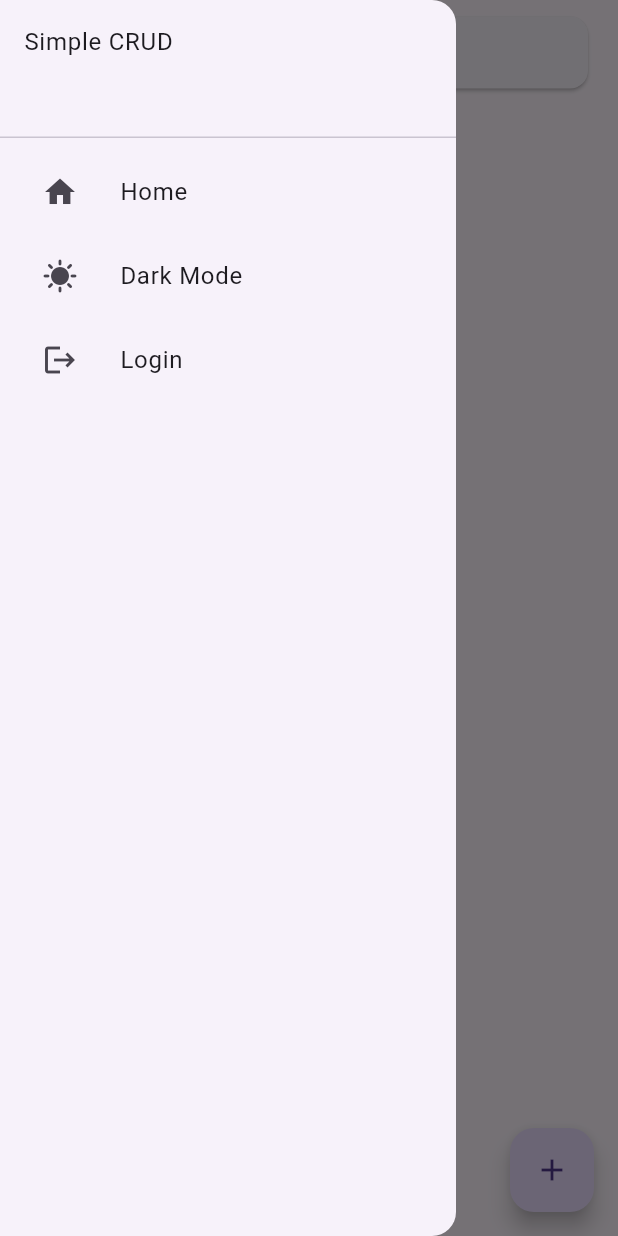
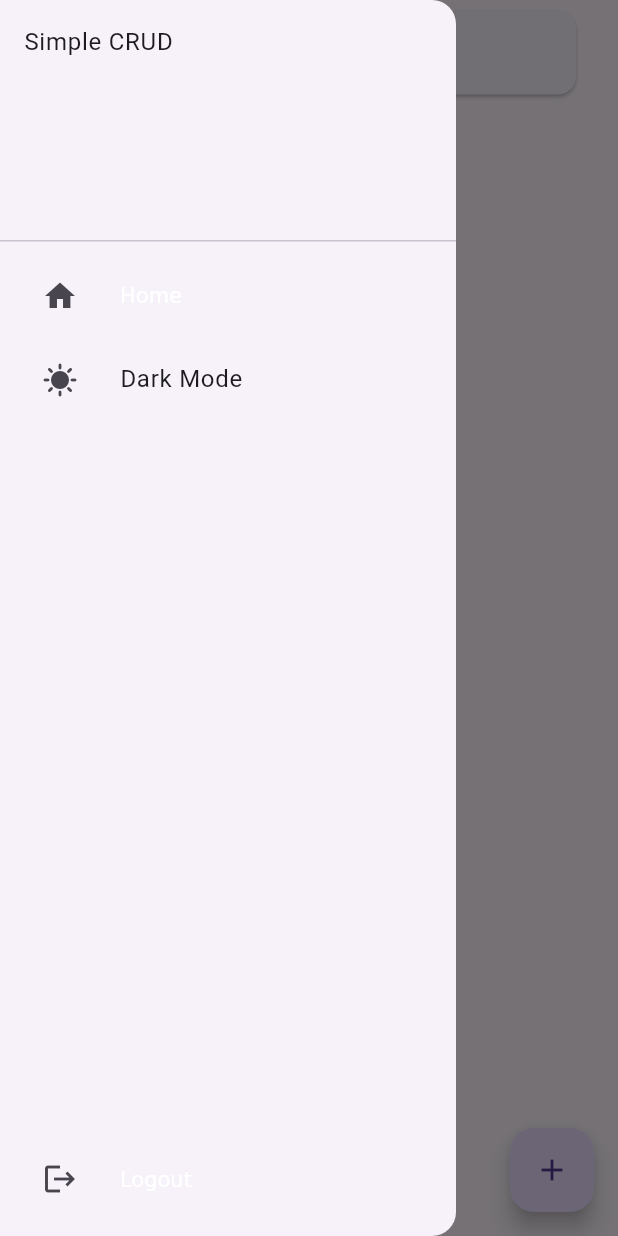
Before and after one commit to Akbarabi/firebase-practice-crud, a Flutter app: the HomePage screen opened directly, with the side drawer open, on a phone screen of 412 x 824 dp. Run offline on Flutter 3.47's test engine with Material 3 defaults, Android fonts, the light colour scheme and no system bars; our stand-ins replace cloud_firestore, firebase_auth, firebase_core, google_fonts; accounts and stored records are empty.

Commit message:
Final update

```diff
--- a/lib/screens/home_page.dart
+++ b/lib/screens/home_page.dart
@@ -1,7 +1,9 @@
+import 'package:cloud_firestore/cloud_firestore.dart';
 import 'package:firebase_auth/firebase_auth.dart';
 import 'package:flutter/material.dart';
-import 'package:simple_crud/services/authentication.dart';
+import 'package:simple_crud/screens/signin_page.dart';
 import 'package:simple_crud/services/firestore.dart';
+import 'package:flutter/gestures.dart';
 
 class HomePage extends StatefulWidget {
   const HomePage({super.key});
@@ -15,16 +17,40 @@ class _HomePageState extends State<HomePage> {
   final TextEditingController nameTextController = TextEditingController();
   final TextEditingController descTextController = TextEditingController();
 
-  // User credentials
-  String uid = FirebaseAuth.instance.currentUser!.uid;
-
-  // Search text field controller
+  // Search controller
   final TextEditingController searchController = TextEditingController();
+  List<QueryDocumentSnapshot> searchResult = [];
 
   // Firestore service
   final FirestoreService firestoreService = FirestoreService();
 
-  User? get currentUser => FirebaseAuth.instance.currentUser;
+  @override
+  void initState() {
+    super.initState();
+    searchController.addListener(_searchNotes);
+  }
+
+  @override
+  void dispose() {
+    searchController.removeListener(_searchNotes);
+    searchController.dispose();
+    super.dispose();
+  }
+
+  void _searchNotes() {
+    String query = searchController.text.toLowerCase();
+    setState(() {
+      if (query.isEmpty) {
+        searchResult = [];
+      } else {
+        firestoreService.searchNotes(query).listen((snapshot) {
+          setState(() {
+            searchResult = snapshot.docs;
+          });
+        });
+      }
+    });
+  }
 
   // open dialog box to add notes
   void _openNoteBox() {
@@ -163,7 +189,52 @@ class _HomePageState extends State<HomePage> {
             ));
   }
 
-  // Search notes
+  // Get user credential
+  bool _checkUserCredential() {
+    User? user = FirebaseAuth.instance.currentUser;
+    return user != null;
+  }
+
+  // Boolean Text 'Login' or 'Logout'
+  Widget _getText() {
+    return RichText(
+      text: TextSpan(children: <TextSpan>[
+        TextSpan(
+            text: _checkUserCredential() ? 'Logout' : 'Login',
+            recognizer: TapGestureRecognizer()
+              ..onTap = () {
+                if (_checkUserCredential()) {
+                  // Implement logout logic
+                } else {
+                  Navigator.push(
+                      context,
+                      MaterialPageRoute(
+                          builder: (context) => const SignInPage()));
+                }
+              })
+      ]),
+    );
+  }
+
+  // Boolean Icon 'Login' or 'Logout'
+  Widget _getLoginIcon() {
+    return _checkUserCredential()
+        ? IconButton(
+            onPressed: () {
+              // Implementasi logout di sini
+            },
+            icon: const Icon(Icons.logout),
+            hoverColor: Colors.transparent,
+          )
+        : IconButton(
+            onPressed: () {
+              Navigator.push(context,
+                  MaterialPageRoute(builder: (context) => const SignInPage()));
+            },
+            icon: const Icon(Icons.login),
+            hoverColor: Colors.transparent,
+          );
+  }
 
   @override
   Widget build(BuildContext context) {
@@ -172,17 +243,7 @@ class _HomePageState extends State<HomePage> {
           child: _buildDrawer(),
         ),
         appBar: AppBar(
-          title: const Card(
-            child: TextField(
-              decoration: InputDecoration(
-                  hintText: 'Search...',
-                  icon: Padding(
-                    padding: EdgeInsets.only(left: 10, right: 1),
-                    child: Icon(Icons.search),
-                  ),
-                  border: InputBorder.none),
-            ),
-          ),
+          title: _searchNotesWidget(),
           centerTitle: true,
           toolbarHeight: 70,
         ),
@@ -195,10 +256,12 @@ class _HomePageState extends State<HomePage> {
 
   Widget _buildNoteList() {
     return StreamBuilder(
-        stream: firestoreService.getNotes(),
+        stream: searchResult.isEmpty
+            ? firestoreService.getNotes()
+            : firestoreService.searchNotes(searchController.text),
         builder: (context, snapshot) {
           if (snapshot.hasData) {
-            List notesList = snapshot.data!.docs;
+            List notesList = searchResult.isEmpty ? snapshot.data!.docs : searchResult;
 
             return ListView.builder(
                 itemCount: notesList.length,
@@ -209,7 +272,6 @@ class _HomePageState extends State<HomePage> {
                       decoration: BoxDecoration(
                           color: Colors.white,
                           borderRadius: BorderRadius.circular(10),
-                          // Adds a box shadow to the container.
                           boxShadow: const [
                             BoxShadow(
                                 color: Colors.black26,
@@ -219,14 +281,14 @@ class _HomePageState extends State<HomePage> {
                           ]),
                       child: ListTile(
                           title: Text(
-                            snapshot.data?.docs[index]['note'],
+                            notesList[index]['note'],
                             style: const TextStyle(
                                 fontSize: 20, fontWeight: FontWeight.bold),
                           ),
                           subtitle: Column(
                             crossAxisAlignment: CrossAxisAlignment.start,
                             children: [
-                              Text(snapshot.data?.docs[index]['description']),
+                              Text(notesList[index]['description']),
                             ],
                           ),
                           trailing: Wrap(
@@ -235,16 +297,15 @@ class _HomePageState extends State<HomePage> {
                                 icon: const Icon(Icons.update_rounded),
                                 onPressed: () {
                                   _updateNote(
-                                      snapshot.data!.docs[index].id,
-                                      snapshot.data!.docs[index]['note'],
-                                      snapshot.data!.docs[index]
-                                          ['description']);
+                                      notesList[index].id,
+                                      notesList[index]['note'],
+                                      notesList[index]['description']);
                                 },
                               ),
                               IconButton(
                                 icon: const Icon(Icons.delete_rounded),
                                 onPressed: () {
-                                  _deleteNote(snapshot.data!.docs[index].id);
+                                  _deleteNote(notesList[index].id);
                                 },
                               ),
                             ],
@@ -261,37 +322,88 @@ class _HomePageState extends State<HomePage> {
   }
 
   Widget _buildDrawer() {
-    return ListView(
+    return Column(
+      mainAxisSize: MainAxisSize.min,
+      crossAxisAlignment: CrossAxisAlignment.stretch,
       children: [
-        const SizedBox(
-          height: 100,
-          child: DrawerHeader(
+        ListView(
+          shrinkWrap: true,
+          children: [
+            const DrawerHeader(
               curve: Curves.easeIn,
               child: Text('Simple CRUD'),
             ),
+            ListTile(
+              leading: IconButton(
+                onPressed: () {},
+                icon: const Icon(Icons.home),
+                hoverColor: Colors.transparent,
               ),
-        ListTile(
-          leading: IconButton(onPressed: () {}, icon: const Icon(Icons.home)),
-          title: const Text('Home'),
+              title: RichText(
+                  text: TextSpan(children: <TextSpan>[
+                TextSpan(
+                    text: 'Home',
+                    recognizer: TapGestureRecognizer()
+                      ..onTap = () {
+                        Navigator.push(
+                            context,
+                            MaterialPageRoute(
+                                builder: (context) => const HomePage()));
+                      }),
+              ])),
             ),
             ListTile(
               leading: IconButton(
                 onPressed: () {},
                 icon: const Icon(Icons.sunny),
+                hoverColor: Colors.transparent,
               ),
               title: const Text('Dark Mode'),
             ),
-        const Spacer(
-          flex: 1,
+          ],
         ),
-        ListTile(
-          leading: IconButton(
-            onPressed: () {},
-            icon: const Icon(Icons.logout),
+        Expanded(
+          child: Align(
+            alignment: Alignment.bottomCenter,
+            child: Padding(
+              padding: const EdgeInsets.symmetric(vertical: 10),
+              child: ListTile(
+                leading: _getLoginIcon(),
+                title: _getText(),
               ),
-          title: Text(currentUser != null ? 'Login' : 'Logout'),
+            ),
+          ),
         ),
       ],
     );
   }
+
+  Widget _searchNotesWidget() {
+    return Padding(
+      padding: const EdgeInsets.all(8.0),
+      child: SizedBox(
+        width: 320,
+        height: 70,
+        child: Row(
+          children: [
+            Card(
+              child: SizedBox(
+                width: 300,
+                child: TextField(
+                  controller: searchController,
+                  decoration: const InputDecoration(
+                      label: Text('Search'),
+                      icon: Padding(
+                        padding: EdgeInsets.only(left: 10, right: 1),
+                        child: Icon(Icons.search),
+                      ),
+                      border: InputBorder.none),
+                ),
+              ),
+            ),
+          ],
+        ),
+      ),
+    );
   }
+}
--- a/lib/screens/signin_page.dart
+++ b/lib/screens/signin_page.dart
@@ -10,7 +10,7 @@ class SignInPage extends StatefulWidget {
 }
 
 class _SignInPageState extends State<SignInPage> {
-   // Form key
+  // Form key
   final _formKey = GlobalKey<FormState>();
 
   // Text field controller
@@ -102,7 +102,9 @@ class _SignInPageState extends State<SignInPage> {
                                   builder: (context) => const HomePage()));
                         } catch (e) {
                           ScaffoldMessenger.of(context).showSnackBar(
-                            SnackBar(content: Text(e.toString())),
+                            const SnackBar(
+                                content: Text(
+                                    'Your email or password is wrong, or you don\'t have an account')),
                           );
                         }
                       }
--- a/lib/screens/splash_screen.dart
+++ b/lib/screens/splash_screen.dart
@@ -35,7 +35,6 @@ class _SplashScreenState extends State<SplashScreen>
   Widget build(BuildContext context) {
     return Scaffold(
       body: Container(
-        width: double.infinity,
         height: double.infinity,
         decoration: const BoxDecoration(
             gradient: LinearGradient(colors: [
--- a/lib/services/firestore.dart
+++ b/lib/services/firestore.dart
@@ -51,4 +51,8 @@ class FirestoreService {
   }
 
   // ** Search : Search note **
+  Stream<QuerySnapshot> searchNotes(String name) {
+    return notes
+    .where('note', isGreaterThanOrEqualTo: name).snapshots();
+  }
 }
```
Lines whose indentation alone changed are shown as unchanged.
